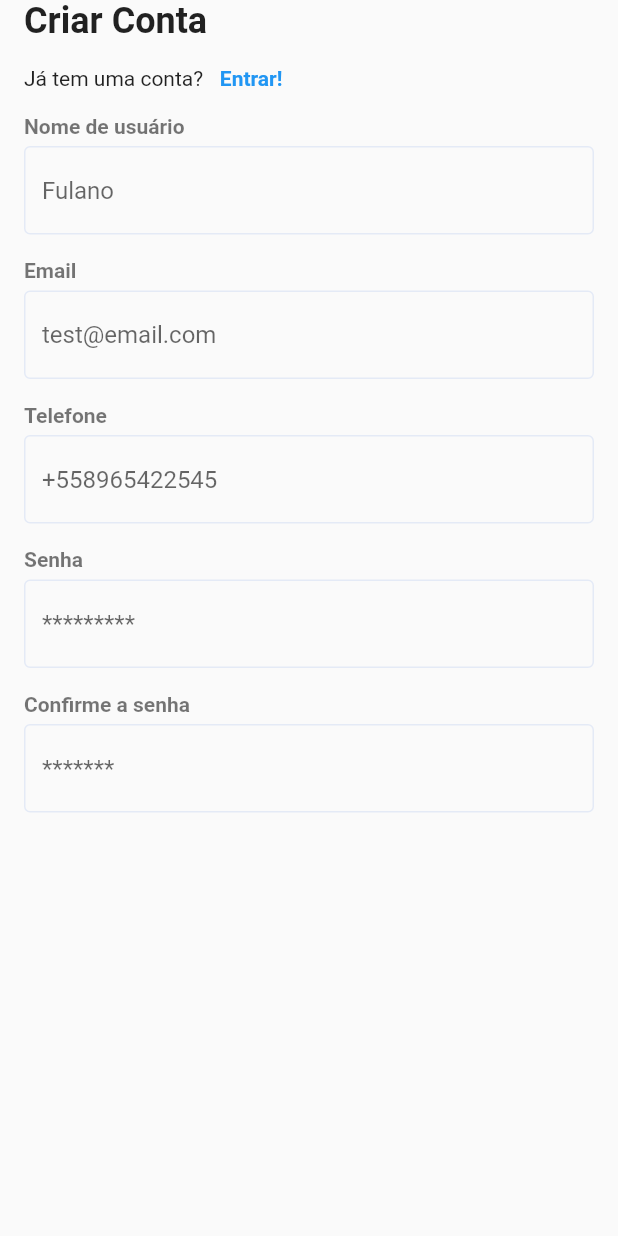
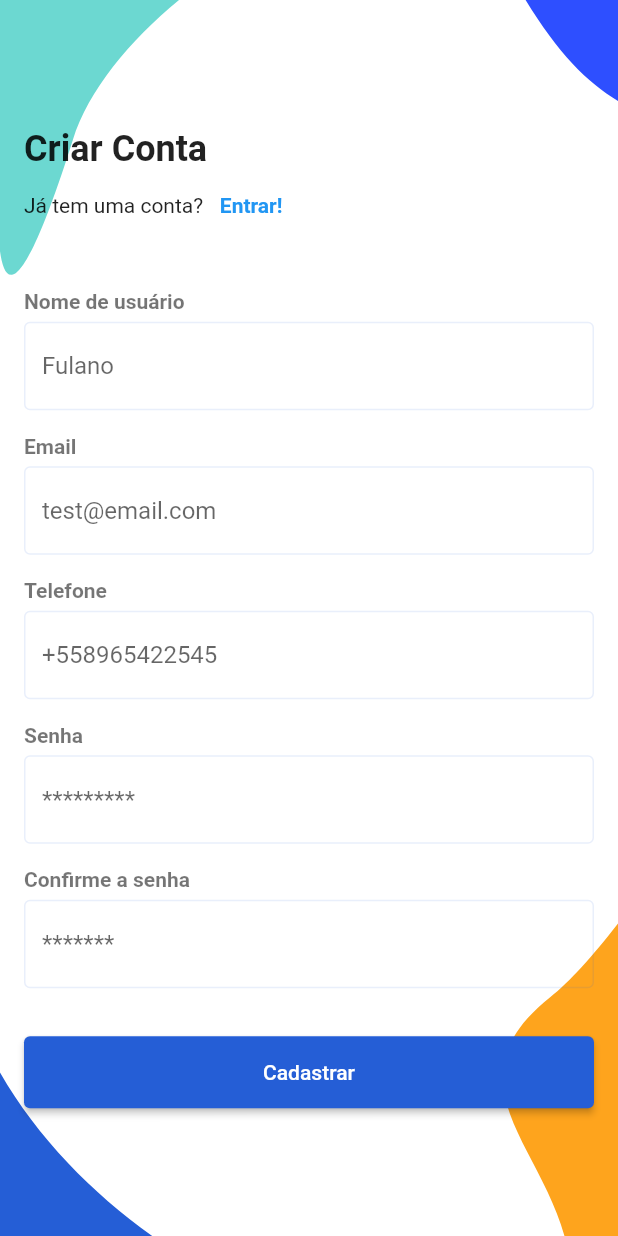
Before and after one commit to SamillyNunes/doctor_app, a Flutter app: the screen it shows after launch, after a tap on "Cadastrar", on a phone screen of 412 x 824 dp. Run offline on Flutter 3.47's test engine with Material 2 defaults, Android fonts, the phone set to English and light mode, and no system bars; our stand-ins replace flutter_svg.

Commit message:
Finalizing sign up page layout

```diff
--- a/lib/main.dart
+++ b/lib/main.dart
@@ -24,6 +24,7 @@ class MyApp extends StatelessWidget {
             ),
         elevatedButtonTheme: ElevatedButtonThemeData(
           style: TextButton.styleFrom(
+            backgroundColor: AppColors.primaryColor,
             padding: const EdgeInsets.all(defaultPadding),
           ),
         ),
--- a/lib/pages/auth/sign_up_page.dart
+++ b/lib/pages/auth/sign_up_page.dart
@@ -1,10 +1,12 @@
 import 'package:doctor_app/core/app_colors.dart';
 import 'package:doctor_app/core/app_constants.dart';
+import 'package:doctor_app/core/app_vectors.dart';
 import 'package:doctor_app/pages/auth/widgets/custom_input.dart';
 import 'package:flutter/cupertino.dart';
 import 'package:flutter/material.dart';
 import 'package:flutter/painting.dart';
 import 'package:flutter/rendering.dart';
+import 'package:flutter_svg/flutter_svg.dart';
 
 import 'widgets/sign_up_form.dart';
 
@@ -14,7 +16,17 @@ class SignUpPage extends StatelessWidget {
   @override
   Widget build(BuildContext context) {
     return Scaffold(
-      body: SafeArea(
+      // para evitar q img de fundo mude de tamanho
+      resizeToAvoidBottomInset: false,
+      body: Stack(
+        fit: StackFit.expand,
+        children: [
+          SvgPicture.asset(
+            AppVectors.signUpBgIcon,
+            fit: BoxFit.cover,
+          ),
+          Center(
+            child: SafeArea(
               child: SingleChildScrollView(
                 padding: const EdgeInsets.symmetric(horizontal: defaultPadding),
                 child: Column(
@@ -41,11 +53,25 @@ class SignUpPage extends StatelessWidget {
                         ),
                       ],
                     ),
+                    const SizedBox(height: defaultPadding * 2),
                     const SignUpForm(),
+                    const SizedBox(height: defaultPadding * 2),
+                    SizedBox(
+                      width: double.infinity,
+                      child: ElevatedButton(
+                        onPressed: () {},
+                        child: const Text(
+                          "Cadastrar",
+                        ),
+                      ),
+                    ),
                   ],
                 ),
               ),
             ),
+          ),
+        ],
+      ),
     );
   }
 }
```
Lines whose indentation alone changed are shown as unchanged.
